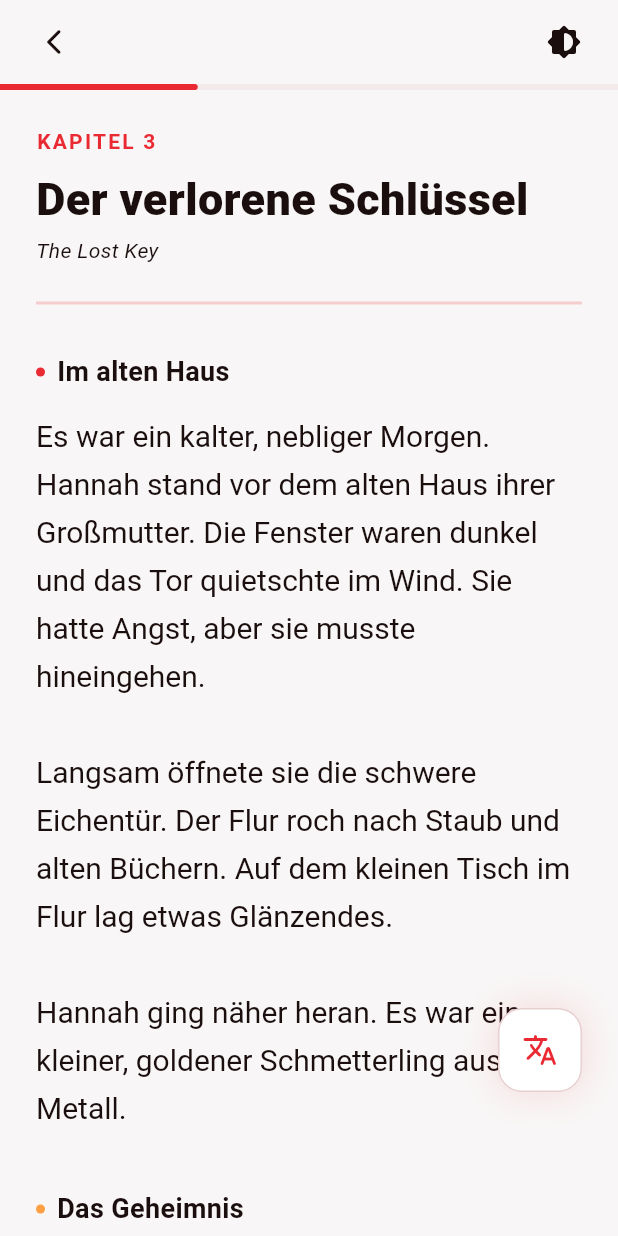
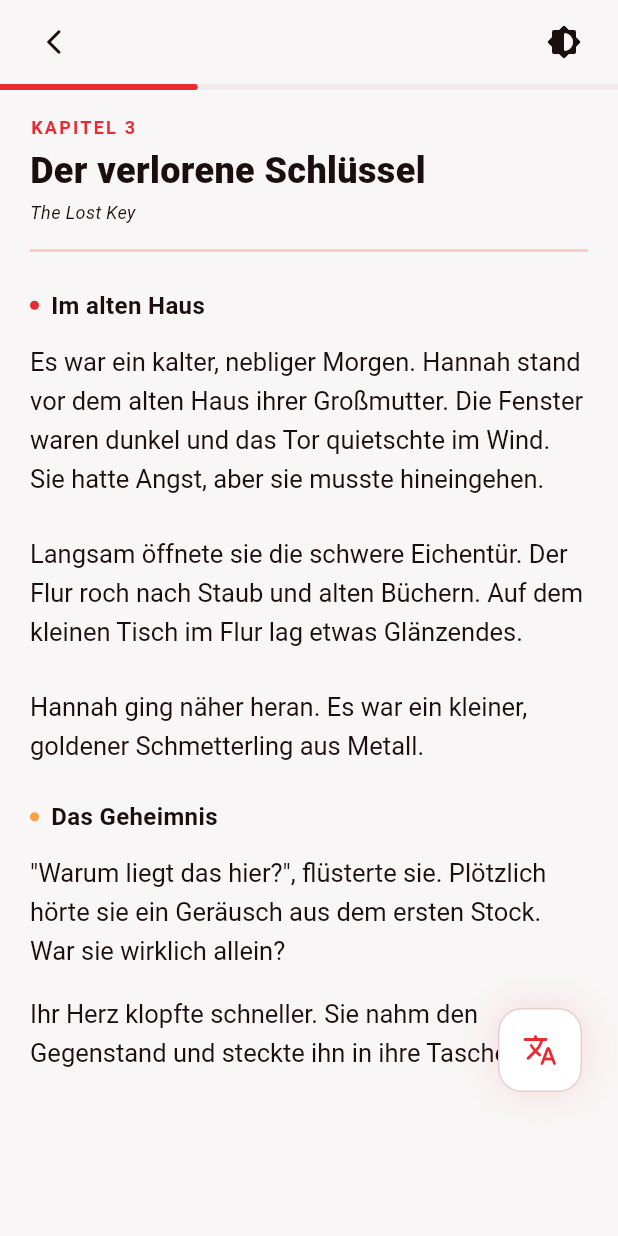
Before and after one commit to kowshikRoy/takt, a Flutter app: the StoryReaderScreen screen opened directly, on a phone screen of 412 x 824 dp. Run offline on Flutter 3.47's test engine with Material 3 defaults, Android fonts, the phone set to English and light mode, and no system bars; our stand-ins replace flutter_animate, google_fonts, shared_preferences, sqflite; accounts and stored records are empty; Roboto replaces fonts that are missing (Spline Sans).

Commit message:
Improve Single Lesson UI: Concise layout and smaller typography
- Reduced title font size from 30 to 24.
- Reduced body text font size from 20 to 17.
- Reduced section title font size from 18 to 16.
- Compacted vertical spacing between paragraphs and sections (reduced height from 32/40 to 24).
- Reduced padding in sliver list and title section.
- Adjusted popup font sizes for better hierarchy and compactness.
- Improved overall conciseness of the reading experience.

```diff
--- a/lib/screens/story_reader_screen.dart
+++ b/lib/screens/story_reader_screen.dart
@@ -92,11 +92,11 @@ class _StoryReaderScreenState extends State<StoryReaderScreen> {
               _buildStickyHeader(context),
               SliverToBoxAdapter(child: _buildProgressBar(context)),
               SliverPadding(
-                padding: const EdgeInsets.fromLTRB(24, 24, 24, 128), // pb-32 approx
+                padding: const EdgeInsets.fromLTRB(20, 16, 20, 96), // pb-32 approx
                 sliver: SliverList(
                   delegate: SliverChildListDelegate([
                     _buildTitleSection(context),
-                    const SizedBox(height: 32),
+                    const SizedBox(height: 24),
                     _buildStoryContent(context),
                   ]),
                 ),
@@ -195,7 +195,7 @@ class _StoryReaderScreenState extends State<StoryReaderScreen> {
 
   Widget _buildTitleSection(BuildContext context) {
     return Container(
-      padding: const EdgeInsets.only(bottom: 24),
+      padding: const EdgeInsets.only(bottom: 16),
       decoration: BoxDecoration(
         border: Border(
             bottom: BorderSide(
@@ -208,27 +208,27 @@ class _StoryReaderScreenState extends State<StoryReaderScreen> {
           Text(
             widget.article?.level ?? 'KAPITEL 3',
             style: TextStyle(
-              fontSize: 14,
+              fontSize: 12,
               fontWeight: FontWeight.bold,
               color: Theme.of(context).colorScheme.primary,
               letterSpacing: 1.5,
             ),
           ),
-          const SizedBox(height: 12),
+          const SizedBox(height: 8),
           Text(
             widget.article?.title ?? 'Der verlorene Schlüssel',
             style: TextStyle(
-              fontSize: 30, // text-3xl
+              fontSize: 24, // text-3xl
               fontWeight: FontWeight.w800, // extrabold
               height: 1.1,
               color: Theme.of(context).colorScheme.onSurface,
             ),
           ),
-          const SizedBox(height: 8),
+          const SizedBox(height: 6),
           Text(
             widget.article != null ? '' : 'The Lost Key', // Hide subtitle for custom articles for now
             style: TextStyle(
-              fontSize: 14,
+              fontSize: 12,
               fontStyle: FontStyle.italic,
               color: Theme.of(context).colorScheme.onSurfaceVariant,
             ),
@@ -253,20 +253,20 @@ class _StoryReaderScreenState extends State<StoryReaderScreen> {
           context,
           'Es war ein kalter, nebliger Morgen. Hannah stand vor dem alten Haus ihrer Großmutter. Die Fenster waren dunkel und das Tor quietschte im Wind. Sie hatte Angst, aber sie musste hineingehen.'
         ),
-        const SizedBox(height: 32),
+        const SizedBox(height: 24),
 
         _buildInteractiveParagraph(
           context,
           'Langsam öffnete sie die schwere Eichentür. Der Flur roch nach Staub und alten Büchern. Auf dem kleinen Tisch im Flur lag etwas Glänzendes.'
         ),
-        const SizedBox(height: 32),
+        const SizedBox(height: 24),
 
         _buildInteractiveParagraph(
            context,
            'Hannah ging näher heran. Es war ein kleiner, goldener Schmetterling aus Metall.'
         ),
 
-        const SizedBox(height: 40),
+        const SizedBox(height: 24),
 
          _buildSectionTitle(context, 'Das Geheimnis', const Color(0xFFFF9F43)), // secondary
          const SizedBox(height: 12),
@@ -280,7 +280,7 @@ class _StoryReaderScreenState extends State<StoryReaderScreen> {
            'Ihr Herz klopfte schneller. Sie nahm den Gegenstand und steckte ihn in ihre Tasche.'
          ),
 
-         const SizedBox(height: 40),
+         const SizedBox(height: 24),
       ],
     );
   }
@@ -359,8 +359,8 @@ class _StoryReaderScreenState extends State<StoryReaderScreen> {
     return RichText(
       text: TextSpan(
         style: TextStyle(
-          fontSize: 20, // text-xl
-          height: 1.6, // leading-9
+          fontSize: 17, // text-xl
+          height: 1.5, // leading-9
           color: Theme.of(context).colorScheme.onSurface,
           // fontFamily: GoogleFonts.outfit().fontFamily, // Removed to match app theme (Spline Sans)
         ),
@@ -495,7 +495,7 @@ class _StoryReaderScreenState extends State<StoryReaderScreen> {
                                                       Text(
                                                         details['word'] ?? word,
                                                         style: TextStyle(
-                                                          fontSize: 22, // Compact Title
+                                                          fontSize: 18, // Compact Title
                                                           fontWeight: FontWeight.bold,
                                                           color: Theme.of(context).colorScheme.onSurface,
                                                           height: 1.2,
@@ -595,7 +595,7 @@ class _StoryReaderScreenState extends State<StoryReaderScreen> {
                                            child: Text(
                                              '• $def',
                                              style: TextStyle(
-                                               fontSize: 15,
+                                               fontSize: 14,
                                                height: 1.3,
                                                color: Theme.of(context).colorScheme.onSurface,
                                              ),
@@ -679,7 +679,7 @@ class _StoryReaderScreenState extends State<StoryReaderScreen> {
         Text(
           title,
           style: TextStyle(
-            fontSize: 18,
+            fontSize: 16,
             fontWeight: FontWeight.bold,
             color: Theme.of(context).colorScheme.onSurface,
           ),
```
